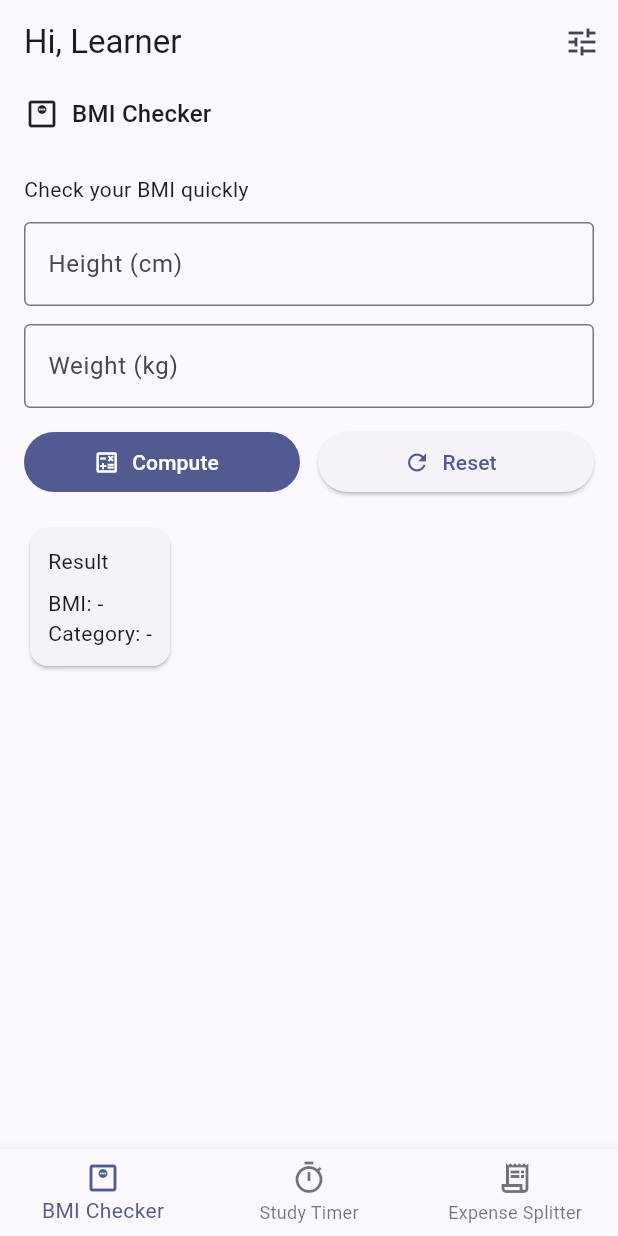
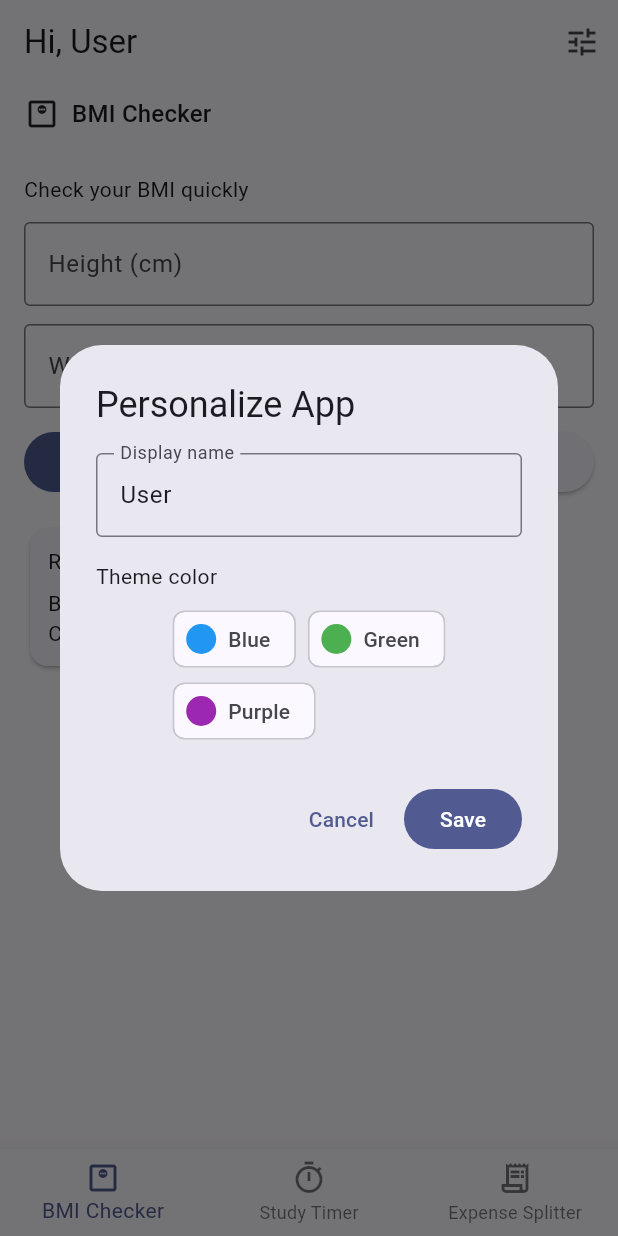
Before and after one commit to Jethro-Canlas/MIDTERM-SKILLS-BASED-BADGE-EXAM, a Flutter app: the screen it shows after launch, after a tap on the "tune" icon, on a phone screen of 412 x 824 dp. Run offline on Flutter 3.47's test engine with Material 3 defaults, Android fonts, the phone set to English and light mode, and no system bars.

Commit message:
personalize fix

```diff
--- a/lib/main.dart
+++ b/lib/main.dart
@@ -14,7 +14,7 @@ class DailyHelperToolkitApp extends StatefulWidget {
 }
 
 class _DailyHelperToolkitAppState extends State<DailyHelperToolkitApp> {
-  String _displayName = 'Learner';
+  String _displayName = 'User';
   MaterialColor _themeColor = Colors.indigo;
   int _currentIndex = 0;
 
@@ -24,14 +24,14 @@ class _DailyHelperToolkitAppState extends State<DailyHelperToolkitApp> {
     ExpenseSplitterModule(),
   ];
 
-  void _openPersonalizationSheet() {
+  void _openPersonalizationSheet(BuildContext dialogContext) {
     final TextEditingController nameController = TextEditingController(
       text: _displayName,
     );
     MaterialColor selectedColor = _themeColor;
 
     showDialog<void>(
-      context: context,
+      context: dialogContext,
       builder: (context) {
         return AlertDialog(
           title: const Text('Personalize App'),
@@ -95,18 +95,18 @@ class _DailyHelperToolkitAppState extends State<DailyHelperToolkitApp> {
           ),
           actions: [
             TextButton(
-              onPressed: () => Navigator.pop(context),
+              onPressed: () => Navigator.pop(dialogContext),
               child: const Text('Cancel'),
             ),
             FilledButton(
               onPressed: () {
                 final String newName = nameController.text.trim();
                 setState(() {
-                  _displayName = newName.isEmpty ? 'Learner' : newName;
+                  _displayName = newName.isEmpty ? 'User' : newName;
                   _themeColor = selectedColor;
                 });
-                Navigator.pop(context);
-                ScaffoldMessenger.of(this.context).showSnackBar(
+                Navigator.pop(dialogContext);
+                ScaffoldMessenger.of(dialogContext).showSnackBar(
                   SnackBar(
                     content: Text('Saved! Hi, $_displayName'),
                   ),
@@ -139,7 +139,7 @@ class _DailyHelperToolkitAppState extends State<DailyHelperToolkitApp> {
               actions: [
                 IconButton(
                   tooltip: 'Personalize',
-                  onPressed: _openPersonalizationSheet,
+                  onPressed: () => _openPersonalizationSheet(context),
                   icon: const Icon(Icons.tune),
                 ),
               ],
```
